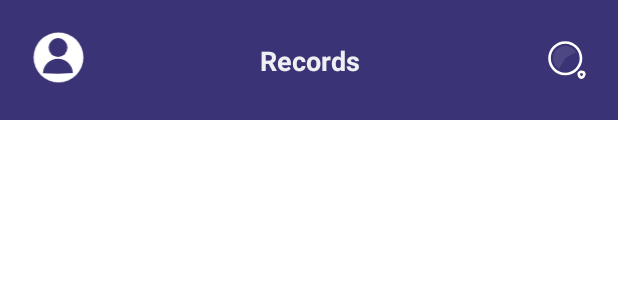
After one commit to muslih2018/InsightCart, an Android app: the layout cashier.xml on its own in the app's theme, with its tools: preview values and no code run, on a phone screen of 412 x 824 dp. The commit adds this screen. Shown: the top 300 px of the screen. Run offline under Robolectric (Android 15) with nearby library versions, the phone set to English and light mode, and no system bars.

Commit message:
add xml for Transaction,Receipt,Records 10%

```diff
--- /dev/null
+++ b/app/src/main/res/layout/cashier.xml
@@ -0,0 +1,57 @@
+<?xml version="1.0" encoding="utf-8"?>
+<androidx.constraintlayout.widget.ConstraintLayout xmlns:android="http://schemas.android.com/apk/res/android"
+    xmlns:app="http://schemas.android.com/apk/res-auto"
+    xmlns:tools="http://schemas.android.com/tools"
+    android:layout_width="match_parent"
+    android:layout_height="match_parent"
+    android:background="@color/white">
+
+    <androidx.constraintlayout.widget.ConstraintLayout
+        android:layout_width="0dp"
+        android:layout_height="80dp"
+        android:background="@color/Purple1"
+        android:paddingHorizontal="20dp"
+        app:layout_constraintEnd_toEndOf="parent"
+        app:layout_constraintStart_toStartOf="parent"
+        app:layout_constraintTop_toTopOf="parent">
+
+        <ImageView
+            android:id="@+id/Profile_Icon"
+            android:layout_width="38dp"
+            android:layout_height="38dp"
+            app:layout_constraintBottom_toBottomOf="parent"
+            app:layout_constraintEnd_toEndOf="parent"
+            app:layout_constraintHorizontal_bias="0.0"
+            app:layout_constraintStart_toStartOf="parent"
+            app:layout_constraintTop_toTopOf="parent"
+            app:srcCompat="@drawable/profile_pict" />
+
+        <TextView
+            android:id="@+id/Menu"
+            android:layout_width="wrap_content"
+            android:layout_height="wrap_content"
+            android:text="@string/Records"
+            android:textAlignment="center"
+            android:textColor="@color/White1"
+            android:textSize="18sp"
+            android:textStyle="bold"
+            app:layout_constraintBottom_toBottomOf="parent"
+            app:layout_constraintEnd_toEndOf="parent"
+            app:layout_constraintStart_toStartOf="parent"
+            app:layout_constraintTop_toTopOf="parent" />
+
+        <ImageView
+            android:id="@+id/search"
+            android:layout_width="28dp"
+            android:layout_height="28dp"
+
+            app:layout_constraintBottom_toBottomOf="parent"
+            app:layout_constraintEnd_toEndOf="parent"
+            app:layout_constraintHorizontal_bias="1.0"
+            app:layout_constraintStart_toEndOf="@+id/Menu"
+            app:layout_constraintTop_toTopOf="parent"
+            app:srcCompat="@drawable/search" />
+
+    </androidx.constraintlayout.widget.ConstraintLayout>
+
+</androidx.constraintlayout.widget.ConstraintLayout>
--- a/app/src/main/res/layout/fragment_sign_up.xml
+++ b/app/src/main/res/layout/fragment_sign_up.xml
@@ -216,14 +216,14 @@
         android:layout_width="wrap_content"
         android:layout_height="wrap_content"
         android:orientation="vertical"
-        app:layout_constraintGuide_begin="20dp" />
+        app:layout_constraintGuide_end="371dp" />
 
     <androidx.constraintlayout.widget.Guideline
         android:id="@+id/guideline2"
         android:layout_width="wrap_content"
         android:layout_height="wrap_content"
         android:orientation="horizontal"
-        app:layout_constraintGuide_begin="20dp" />
+        app:layout_constraintGuide_percent="0.02872777" />
 
     <androidx.constraintlayout.helper.widget.Flow
         android:id="@+id/flow"
--- a/app/src/main/res/values/strings.xml
+++ b/app/src/main/res/values/strings.xml
@@ -32,4 +32,10 @@
     <string name="emaildummy">Email</string>
     <string name="usernamedummy">Syarif Hidayat</string>
     <string name="logout">Logout</string>
+    <string name="menu">Menu</string>
+    <string name="Transaction">Transaction</string>
+    <string name="Records">Records</string>
+    <string name="Receipt">Receipt</string>
+    <string name="MenuName">Menu Name</string>
+    <string name="Searchyourmenu">Search your menu</string>
 </resources>
```
Also changed, not shown: app/src/main/res/layout/recipt.xml (added, +58 -0 lines), app/src/main/res/layout/transaction.xml (added, +60 -0 lines).
